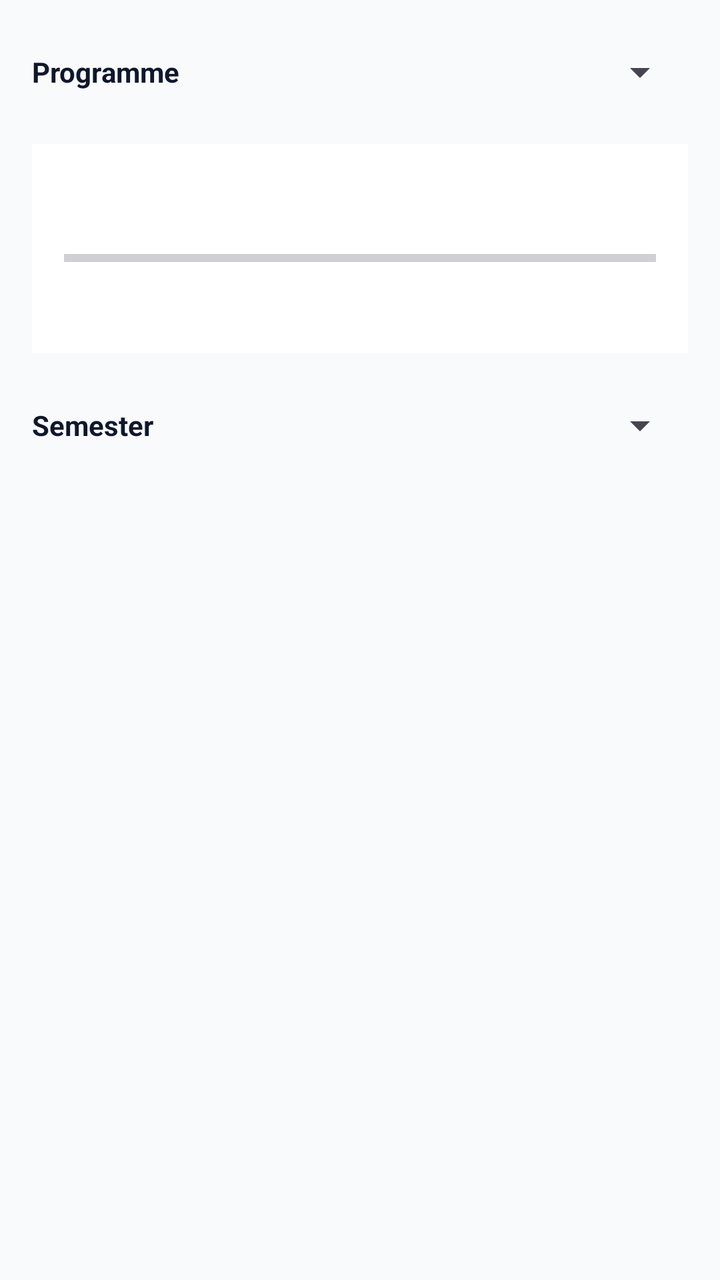
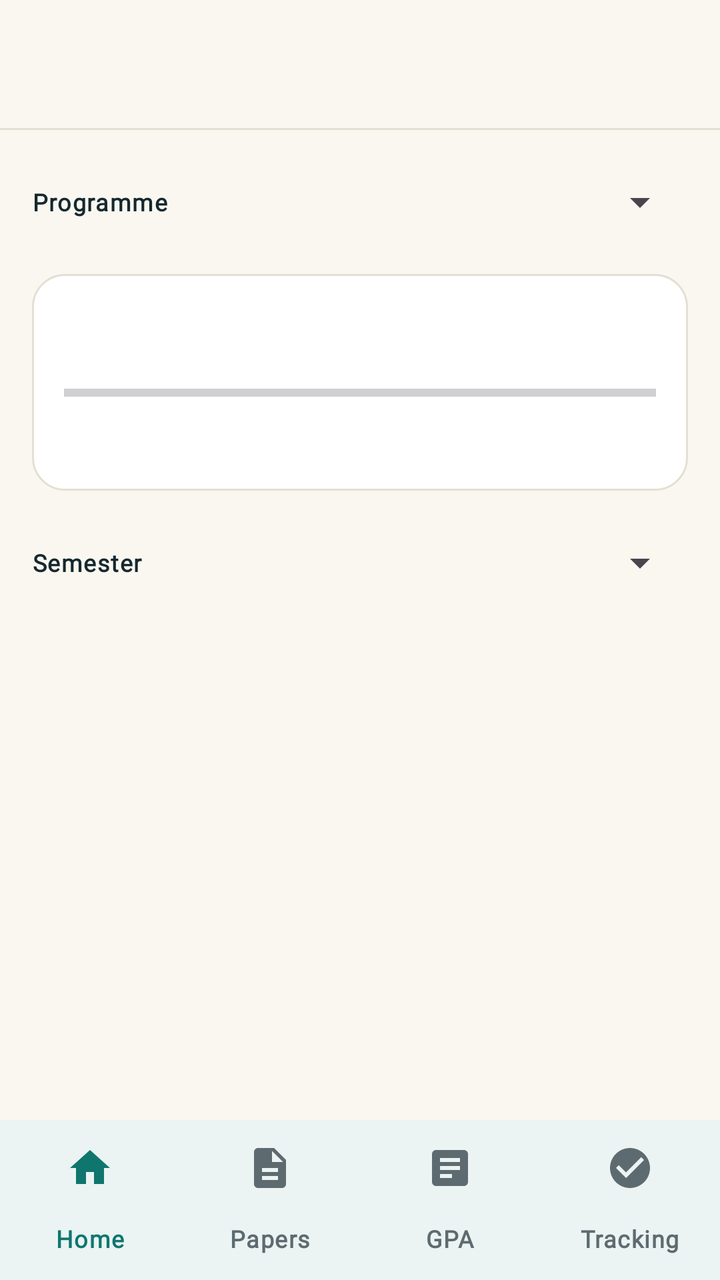

Two renders of the same Android screen: before a commit and after it. Below are the layout's source before the change and the commit's diff.
<!-- AndroidManifest.xml: application theme Theme.RUSLearn -->
<!-- res/layout/activity_tracking.xml -->
<?xml version="1.0" encoding="utf-8"?>
<androidx.constraintlayout.widget.ConstraintLayout xmlns:android="http://schemas.android.com/apk/res/android"
    xmlns:app="http://schemas.android.com/apk/res-auto"
    android:layout_width="match_parent"
    android:layout_height="match_parent"
    android:background="@color/colorBackground">

    <LinearLayout
        android:id="@+id/programRow"
        android:layout_width="0dp"
        android:layout_height="wrap_content"
        android:gravity="center_vertical"
        android:orientation="horizontal"
        android:paddingStart="16dp"
        android:paddingEnd="16dp"
        android:paddingTop="12dp"
        app:layout_constraintEnd_toEndOf="parent"
        app:layout_constraintStart_toStartOf="parent"
        app:layout_constraintTop_toTopOf="parent">

        <TextView
            android:layout_width="wrap_content"
            android:layout_height="wrap_content"
            android:text="@string/gpa_program"
            android:textColor="@color/colorText"
            android:textStyle="bold" />

        <Spinner
            android:id="@+id/spProgram"
            android:layout_width="0dp"
            android:layout_height="48dp"
            android:layout_marginStart="12dp"
            android:layout_weight="1" />
    </LinearLayout>

    <LinearLayout
        android:id="@+id/trackingCard"
        android:layout_width="0dp"
        android:layout_height="wrap_content"
        android:layout_marginStart="16dp"
        android:layout_marginTop="12dp"
        android:layout_marginEnd="16dp"
        android:background="@color/colorSurface"
        android:orientation="vertical"
        android:padding="16dp"
        app:layout_constraintEnd_toEndOf="parent"
        app:layout_constraintStart_toStartOf="parent"
        app:layout_constraintTop_toBottomOf="@id/programRow">

        <TextView
            android:id="@+id/tvCompletedCredits"
            android:layout_width="wrap_content"
            android:layout_height="wrap_content"
            android:textColor="@color/colorText"
            android:textSize="20sp"
            android:textStyle="bold" />

        <ProgressBar
            android:id="@+id/pbTracking"
            style="?android:attr/progressBarStyleHorizontal"
            android:layout_width="match_parent"
            android:layout_height="12dp"
            android:layout_marginTop="8dp"
            android:max="120"
            android:progressTint="@color/colorAccent"
            android:secondaryProgressTint="@color/colorBorder" />

        <TextView
            android:id="@+id/tvCurrentlyTaking"
            android:layout_width="wrap_content"
            android:layout_height="wrap_content"
            android:layout_marginTop="8dp"
            android:textColor="@color/colorTextMuted"
            android:textSize="13sp" />
    </LinearLayout>

    <LinearLayout
        android:id="@+id/semesterRow"
        android:layout_width="0dp"
        android:layout_height="48dp"
        android:layout_marginStart="16dp"
        android:layout_marginTop="12dp"
        android:layout_marginEnd="16dp"
        android:gravity="center_vertical"
        android:orientation="horizontal"
        app:layout_constraintEnd_toEndOf="parent"
        app:layout_constraintStart_toStartOf="parent"
        app:layout_constraintTop_toBottomOf="@id/trackingCard">

        <TextView
            android:layout_width="wrap_content"
            android:layout_height="wrap_content"
            android:text="@string/gpa_semester"
            android:textColor="@color/colorText"
            android:textStyle="bold" />

        <Spinner
            android:id="@+id/spSemester"
            android:layout_width="0dp"
            android:layout_height="48dp"
            android:layout_marginStart="12dp"
            android:layout_weight="1" />
    </LinearLayout>

    <ListView
        android:id="@+id/lvSubjects"
        android:layout_width="0dp"
        android:layout_height="0dp"
        android:divider="#00000000"
        android:dividerHeight="0dp"
        app:layout_constraintBottom_toBottomOf="parent"
        app:layout_constraintEnd_toEndOf="parent"
        app:layout_constraintStart_toStartOf="parent"
        app:layout_constraintTop_toBottomOf="@id/semesterRow" />

</androidx.constraintlayout.widget.ConstraintLayout>
<!-- resources referenced by this layout -->
<resources>
  <color name="colorAccent">#0D9488</color>
  <color name="colorBackground">#F8FAFC</color>
  <color name="colorBorder">#E2E8F0</color>
  <color name="colorSurface">#FFFFFF</color>
  <color name="colorText">#0F172A</color>
  <color name="colorTextMuted">#64748B</color>
  <style name="Theme.RUSLearn" parent="Theme.Material3.DayNight.NoActionBar">
          <item name="colorPrimary">@color/colorPrimary</item>
          <item name="colorSecondary">@color/colorAccent</item>
          <item name="android:windowBackground">@color/colorBackground</item>
      </style>
  <color name="colorPrimary">#0F172A</color>
  <!-- unchanged entries left out for length: 2 -->
</resources>

<!-- the commit's change to res/layout/activity_tracking.xml (unified diff, before → after) -->
@@ -1,9 +1,18 @@
 <?xml version="1.0" encoding="utf-8"?>
-<androidx.constraintlayout.widget.ConstraintLayout xmlns:android="http://schemas.android.com/apk/res/android"
+<LinearLayout xmlns:android="http://schemas.android.com/apk/res/android"
     xmlns:app="http://schemas.android.com/apk/res-auto"
     android:layout_width="match_parent"
     android:layout_height="match_parent"
-    android:background="@color/colorBackground">
+    android:background="@color/colorPaper"
+    android:orientation="vertical">
+
+    <androidx.constraintlayout.widget.ConstraintLayout
+        android:layout_width="match_parent"
+        android:layout_height="0dp"
+        android:layout_weight="1"
+        android:background="@color/colorPaper">
+
+    <include android:id="@+id/toolbarInclude" layout="@layout/view_toolbar" />
 
     <LinearLayout
         android:id="@+id/programRow"
@@ -16,14 +25,14 @@
         android:paddingTop="12dp"
         app:layout_constraintEnd_toEndOf="parent"
         app:layout_constraintStart_toStartOf="parent"
-        app:layout_constraintTop_toTopOf="parent">
+        app:layout_constraintTop_toBottomOf="@id/toolbarInclude">
 
         <TextView
             android:layout_width="wrap_content"
             android:layout_height="wrap_content"
             android:text="@string/gpa_program"
-            android:textColor="@color/colorText"
-            android:textStyle="bold" />
+            android:textAppearance="@style/TextAppearance.RUSLearn.Label"
+            android:textColor="@color/colorInk" />
 
         <Spinner
             android:id="@+id/spProgram"
@@ -40,7 +49,7 @@
         android:layout_marginStart="16dp"
         android:layout_marginTop="12dp"
         android:layout_marginEnd="16dp"
-        android:background="@color/colorSurface"
+        android:background="@drawable/bg_card"
         android:orientation="vertical"
         android:padding="16dp"
         app:layout_constraintEnd_toEndOf="parent"
@@ -51,9 +60,8 @@
             android:id="@+id/tvCompletedCredits"
             android:layout_width="wrap_content"
             android:layout_height="wrap_content"
-            android:textColor="@color/colorText"
-            android:textSize="20sp"
-            android:textStyle="bold" />
+            android:textAppearance="@style/TextAppearance.RUSLearn.Title"
+            android:textColor="@color/colorInk" />
 
         <ProgressBar
             android:id="@+id/pbTracking"
@@ -62,16 +70,16 @@
             android:layout_height="12dp"
             android:layout_marginTop="8dp"
             android:max="120"
-            android:progressTint="@color/colorAccent"
-            android:secondaryProgressTint="@color/colorBorder" />
+            android:progressTint="@color/colorFaculty"
+            android:secondaryProgressTint="@color/colorHairline" />
 
         <TextView
             android:id="@+id/tvCurrentlyTaking"
             android:layout_width="wrap_content"
             android:layout_height="wrap_content"
             android:layout_marginTop="8dp"
-            android:textColor="@color/colorTextMuted"
-            android:textSize="13sp" />
+            android:textAppearance="@style/TextAppearance.RUSLearn.Body"
+            android:textColor="@color/colorInkMuted" />
     </LinearLayout>
 
     <LinearLayout
@@ -91,8 +99,8 @@
             android:layout_width="wrap_content"
             android:layout_height="wrap_content"
             android:text="@string/gpa_semester"
-            android:textColor="@color/colorText"
-            android:textStyle="bold" />
+            android:textAppearance="@style/TextAppearance.RUSLearn.Label"
+            android:textColor="@color/colorInk" />
 
         <Spinner
             android:id="@+id/spSemester"
@@ -106,11 +114,47 @@
         android:id="@+id/lvSubjects"
         android:layout_width="0dp"
         android:layout_height="0dp"
-        android:divider="#00000000"
-        android:dividerHeight="0dp"
+        android:divider="@color/colorHairline"
+        android:dividerHeight="1dp"
         app:layout_constraintBottom_toBottomOf="parent"
         app:layout_constraintEnd_toEndOf="parent"
         app:layout_constraintStart_toStartOf="parent"
         app:layout_constraintTop_toBottomOf="@id/semesterRow" />
 
 </androidx.constraintlayout.widget.ConstraintLayout>
+
+    <include layout="@layout/view_bottom_nav" />
+</LinearLayout>
+<!-- res/layout/view_toolbar.xml (included above) -->
+<?xml version="1.0" encoding="utf-8"?>
+<LinearLayout xmlns:android="http://schemas.android.com/apk/res/android"
+    xmlns:app="http://schemas.android.com/apk/res-auto"
+    android:layout_width="match_parent"
+    android:layout_height="wrap_content"
+    android:orientation="vertical">
+
+    <com.google.android.material.appbar.MaterialToolbar
+        android:id="@+id/toolbar"
+        style="@style/Toolbar.RUSLearn"
+        android:layout_width="match_parent"
+        android:layout_height="?attr/actionBarSize"
+        app:titleTextAppearance="@style/TextAppearance.RUSLearn.Title" />
+
+    <View
+        android:layout_width="match_parent"
+        android:layout_height="1dp"
+        android:background="@color/colorHairline" />
+</LinearLayout>
+<!-- res/layout/view_bottom_nav.xml (included above) -->
+<?xml version="1.0" encoding="utf-8"?>
+<com.google.android.material.bottomnavigation.BottomNavigationView
+    xmlns:android="http://schemas.android.com/apk/res/android"
+    xmlns:app="http://schemas.android.com/apk/res-auto"
+    android:id="@+id/bottomNav"
+    android:layout_width="match_parent"
+    android:layout_height="wrap_content"
+    android:background="@color/colorCard"
+    app:menu="@menu/nav_main"
+    app:labelVisibilityMode="labeled"
+    app:itemIconTint="@color/color_nav_item"
+    app:itemTextColor="@color/color_nav_item" />
<!-- resource entries referenced after the edit -->
@@ -1,17 +1,108 @@
 <!-- resources referenced by this layout -->
 <resources>
-  <color name="colorAccent">#0D9488</color>
-  <color name="colorBackground">#F8FAFC</color>
-  <color name="colorBorder">#E2E8F0</color>
-  <color name="colorSurface">#FFFFFF</color>
-  <color name="colorText">#0F172A</color>
-  <color name="colorTextMuted">#64748B</color>
+  <color name="colorCard">#FFFFFF</color>
+  <color name="colorFaculty">#0F766E</color>
+  <color name="colorHairline">#E4DFD3</color>
+  <color name="colorInk">#14282E</color>
+  <color name="colorInkMuted">#5D6B70</color>
+  <color name="colorPaper">#FAF7F0</color>
+  <!-- drawable bg_card (drawable) -->
+  <?xml version="1.0" encoding="utf-8"?>
+  <shape xmlns:android="http://schemas.android.com/apk/res/android">
+      <solid android:color="@color/colorCard" />
+      <stroke android:width="1dp" android:color="@color/colorHairline" />
+      <corners android:radius="16dp" />
+  </shape>
+  <style name="TextAppearance.RUSLearn.Body" parent="TextAppearance.Material3.BodyMedium">
+          <item name="android:fontFamily">@font/plex_sans</item>
+          <item name="fontFamily">@font/plex_sans</item>
+          <item name="android:textSize">14sp</item>
+      </style>
+  <style name="TextAppearance.RUSLearn.Label" parent="TextAppearance.Material3.LabelMedium">
+          <item name="android:fontFamily">@font/plex_sans</item>
+          <item name="fontFamily">@font/plex_sans</item>
+          <item name="android:textSize">12sp</item>
+          <item name="android:textStyle">bold</item>
+      </style>
+  <style name="TextAppearance.RUSLearn.Title" parent="TextAppearance.Material3.TitleLarge">
+          <item name="android:fontFamily">@font/plex_serif</item>
+          <item name="fontFamily">@font/plex_serif</item>
+          <item name="android:textSize">22sp</item>
+          <item name="android:textStyle">bold</item>
+          <item name="android:letterSpacing">-0.01</item>
+      </style>
+  <style name="Toolbar.RUSLearn" parent="Widget.Material3.Toolbar">
+          <item name="android:background">@color/colorPaper</item>
+          <item name="titleTextAppearance">@style/TextAppearance.RUSLearn.Title</item>
+          <item name="subtitleTextAppearance">@style/TextAppearance.RUSLearn.Code</item>
+          <item name="titleTextColor">@color/colorInk</item>
+          <item name="navigationIconTint">@color/colorInk</item>
+      </style>
   <style name="Theme.RUSLearn" parent="Theme.Material3.DayNight.NoActionBar">
-          <item name="colorPrimary">@color/colorPrimary</item>
-          <item name="colorSecondary">@color/colorAccent</item>
-          <item name="android:windowBackground">@color/colorBackground</item>
+          
+          <item name="colorPrimary">@color/colorFaculty</item>
+          <item name="colorOnPrimary">@color/colorOnFaculty</item>
+          <item name="colorPrimaryContainer">@color/colorFacultyContainer</item>
+          <item name="colorOnPrimaryContainer">@color/colorFaculty</item>
+          <item name="colorSecondary">@color/colorFaculty</item>
+          <item name="colorOnSecondary">@color/colorOnFaculty</item>
+          <item name="colorSecondaryContainer">@color/colorFacultyContainer</item>
+          <item name="colorOnSecondaryContainer">@color/colorFaculty</item>
+          <item name="colorSurface">@color/colorCard</item>
+          <item name="colorOnSurface">@color/colorInk</item>
+          <item name="colorOnSurfaceVariant">@color/colorInkMuted</item>
+          <item name="android:colorBackground">@color/colorPaper</item>
+          <item name="colorError">@color/colorError</item>
+          <item name="colorOutline">@color/colorHairline</item>
+          <item name="colorOutlineVariant">@color/colorHairline</item>
+  
+          
+          <item name="android:windowBackground">@color/colorPaper</item>
+          <item name="android:statusBarColor">@color/colorPaper</item>
+          <item name="android:windowLightStatusBar">true</item>
+  
+          
+          <item name="android:textAppearance">@style/TextAppearance.RUSLearn.Body</item>
+          <item name="textAppearanceTitleLarge">@style/TextAppearance.RUSLearn.Title</item>
+          <item name="textAppearanceBodyMedium">@style/TextAppearance.RUSLearn.Body</item>
+          <item name="textAppearanceLabelMedium">@style/TextAppearance.RUSLearn.Label</item>
+  
+          
+          <item name="materialCardViewStyle">@style/Card.RUSLearn</item>
+          <item name="materialButtonStyle">@style/Button.RUSLearn.Filled</item>
+          <item name="chipStyle">@style/Chip.RUSLearn</item>
       </style>
-  <color name="colorPrimary">#0F172A</color>
+  <style name="TextAppearance.RUSLearn.Code" parent="TextAppearance.Material3.LabelSmall">
+          <item name="android:fontFamily">@font/plex_mono</item>
+          <item name="fontFamily">@font/plex_mono</item>
+          <item name="android:textSize">12sp</item>
+          <item name="android:textStyle">normal</item>
+          <item name="android:letterSpacing">0.03</item>
+      </style>
+  <color name="colorOnFaculty">#FFFFFF</color>
+  <color name="colorFacultyContainer">#CCE8E4</color>
+  <color name="colorError">#B91C1C</color>
+  <style name="Card.RUSLearn" parent="Widget.Material3.CardView.Elevated">
+          <item name="cardBackgroundColor">@color/colorCard</item>
+          <item name="strokeColor">@color/colorHairline</item>
+          <item name="strokeWidth">1dp</item>
+          <item name="cardCornerRadius">16dp</item>
+          <item name="cardElevation">0dp</item>
+          <item name="contentPadding">16dp</item>
+      </style>
+  <style name="Button.RUSLearn.Filled">
+          <item name="backgroundTint">@color/colorFaculty</item>
+          <item name="android:textColor">@color/colorOnFaculty</item>
+          <item name="iconTint">@color/colorOnFaculty</item>
+      </style>
+  <style name="Chip.RUSLearn" parent="Widget.Material3.Chip.Assist">
+          <item name="android:textAppearance">@style/TextAppearance.RUSLearn.Code</item>
+          <item name="chipBackgroundColor">@color/colorFacultyContainer</item>
+          <item name="chipStrokeColor">@color/colorHairline</item>
+          <item name="chipStrokeWidth">1dp</item>
+          <item name="android:textColor">@color/colorFaculty</item>
+          <item name="closeIconTint">@color/colorFaculty</item>
+      </style>
   <!-- unchanged entries left out for length: 2 -->
 </resources>
 
